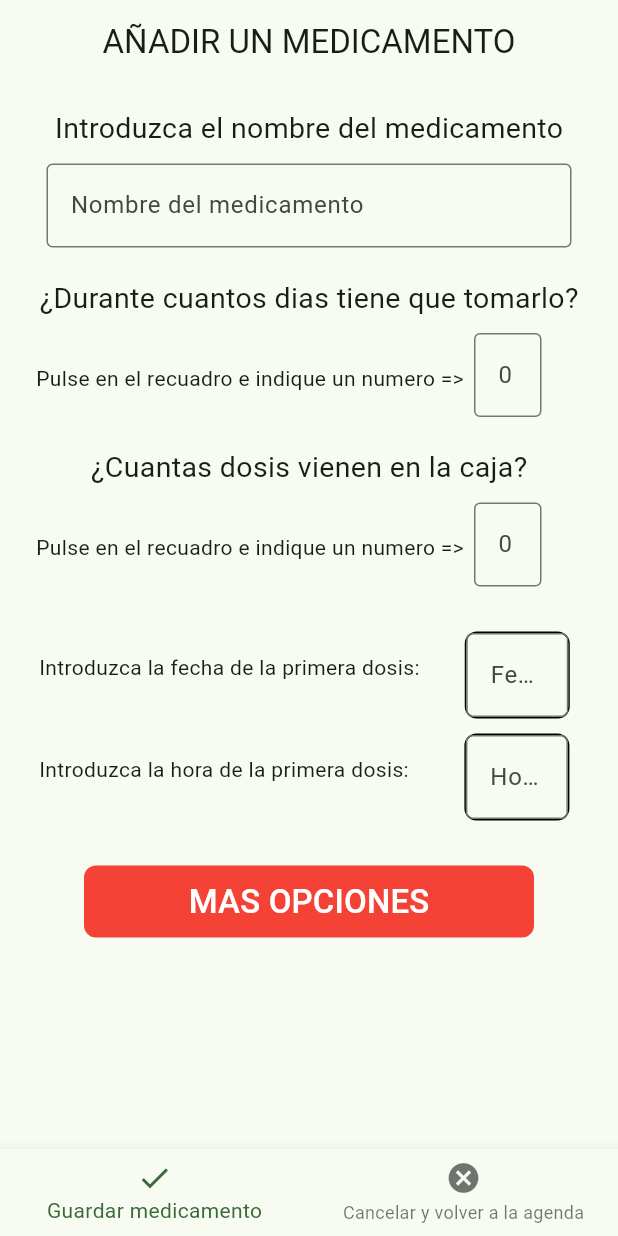
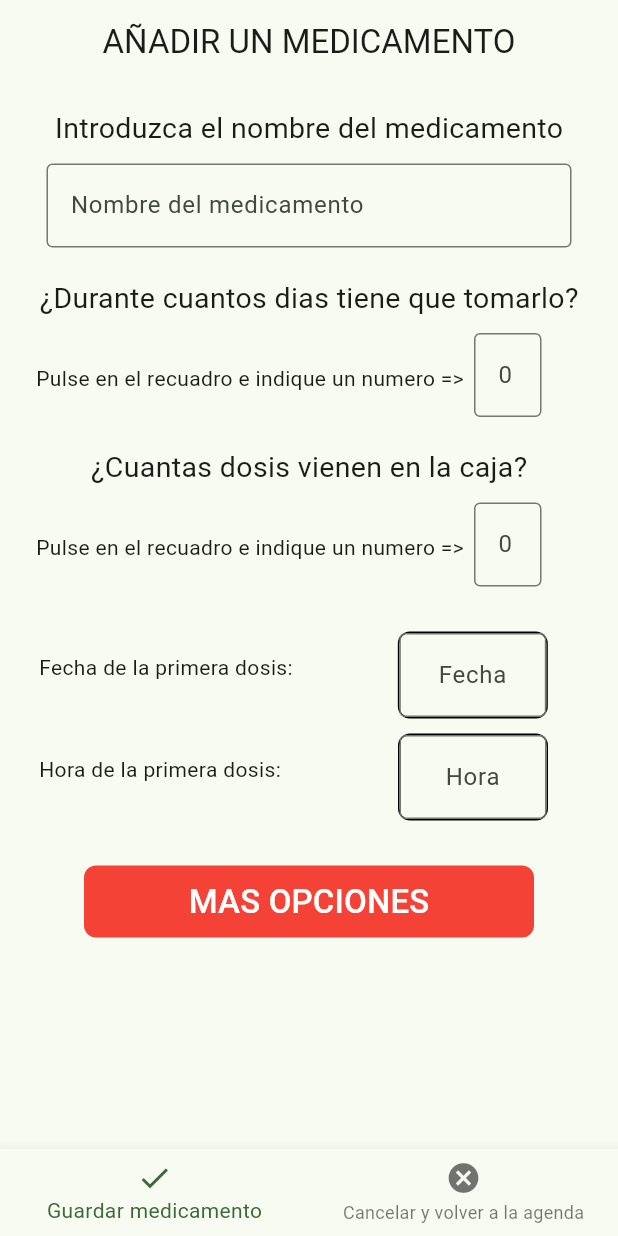
Before and after one commit to devra96/FarmacApp, a Flutter app: the PantallaAddMedicamento screen opened directly, on a phone screen of 412 x 824 dp. Run offline on Flutter 3.47's test engine with Material 3 defaults, Android fonts, the phone set to English and light mode, and no system bars.

Commit message:
Commit 04/01/2023 - 02:03

```diff
--- a/lib/paginas/pantalla_add_medicamento.dart
+++ b/lib/paginas/pantalla_add_medicamento.dart
@@ -14,6 +14,7 @@ class _PantallaAddMedicamentoState extends State<PantallaAddMedicamento> {
   // CUANDO CREEMOS EL MEDICAMENTO-
   String nombre = "", fecha = "", hora = "";
   int dias = 0, dosis = 0;
+  var txt = TextEditingController();
 
   // FUNCION PARA CARGAR LA PANTALLA DE AÑADIR MAS OPCIONES AL MEDICAMENTO
   _loadPantallaMasOpcionesMedicamento () async{
@@ -151,13 +152,13 @@ class _PantallaAddMedicamentoState extends State<PantallaAddMedicamento> {
           Row(
             children: [
               Container(
-                margin: EdgeInsets.only(left: 10, right: 30),
+                margin: EdgeInsets.only(left: 10, right: 70),
                 child: Text(
-                  "Introduzca la fecha de la primera dosis:"
+                  "Fecha de la primera dosis:"
                 ),
               ),
               Container(
-                width: 70,
+                width: 100,
                 margin: EdgeInsets.only(top: 10),
                 decoration: BoxDecoration(
                   // color: Colors.grey,
@@ -165,9 +166,11 @@ class _PantallaAddMedicamentoState extends State<PantallaAddMedicamento> {
                   borderRadius: BorderRadius.all(Radius.circular(8)),
                 ),
                 child: TextField(
+                  controller: txt,
+                  textAlign: TextAlign.center,
                   decoration: InputDecoration(
                     hintText: "Fecha",
-                    border: OutlineInputBorder(),
+                    border: OutlineInputBorder()
                   ),
                   onTap: (){
                     showDatePicker(
@@ -175,10 +178,12 @@ class _PantallaAddMedicamentoState extends State<PantallaAddMedicamento> {
                       initialDate: DateTime.now(),
                       firstDate: DateTime(19701231),
                       lastDate: DateTime.now(),
+                      onDatePickerModeChange: (value) => fecha,
                     );
                   },
                   onChanged: (value){
                     fecha = value;
+                    txt.text = fecha; // NO FUNCIONA
                   },
                 )
               )
@@ -188,19 +193,20 @@ class _PantallaAddMedicamentoState extends State<PantallaAddMedicamento> {
           Row(
             children: [
               Container(
-                margin: EdgeInsets.only(left: 10, right: 37),
+                margin: EdgeInsets.only(left: 10, right: 78),
                 child: Text(
-                  "Introduzca la hora de la primera dosis:"
+                  "Hora de la primera dosis:"
                 ),
               ),
               Container(
-                width: 70,
+                width: 100,
                 margin: EdgeInsets.only(top: 10),
                 decoration: BoxDecoration(
                   border: Border.all(),
                   borderRadius: BorderRadius.all(Radius.circular(8)),
                 ),
                 child: TextField(
+                  textAlign: TextAlign.center,
                   decoration: InputDecoration(
                     hintText: "Hora",
                     border: OutlineInputBorder(),
@@ -276,8 +282,7 @@ class _PantallaAddMedicamentoState extends State<PantallaAddMedicamento> {
               }
               else{
                 // GUARDAR MEDICAMENTO Y VOLVER A LA AGENDA
-                // SI NO SE HA INDICADO FECHA Y HORA DE LA PRIMERA DOSIS,
-                // EL SISTEMA PONGA LA FECHA Y HORA ACTUAL
+                // SI NO SE HA INDICADO FECHA Y HORA DE LA PRIMERA DOSIS, EL SISTEMA PONGA LA FECHA Y HORA ACTUAL
               }
             break;
             case 1:
@@ -289,11 +294,18 @@ class _PantallaAddMedicamentoState extends State<PantallaAddMedicamento> {
                   content: const Text('¿Estas seguro de que deseas cancelar y volver a la agenda?'),
                   actions: <Widget>[
                     TextButton(
-                      onPressed: () => Navigator.pop(context, 'Cancel'),
+                      onPressed: (){
+                        Navigator.pop(context, 'Cancel'); // QUITA EL RECUADRO DE ALERTA
+                      },
                       child: const Text('CANCELAR'),
                     ),
                     TextButton(
-                      onPressed: () => Navigator.pop(context, 'OK'), // (CONFIRMAR) NO GUARDAR MEDICAMENTO Y VOLVER A LA AGENDA
+                      onPressed: (){
+                        // (CONFIRMAR) NO GUARDAR MEDICAMENTO Y VOLVER A LA AGENDA
+                        Navigator.pop(context, 'OK'); // QUITA EL RECUADRO DE ALERTA
+                        Navigator.pop(context);       // VOLVEMOS A LA PANTALLA DE LA AGENDA
+                        // Navigator.of(context).pop();
+                      },
                       child: const Text('CONFIRMAR'),
                     ),
                   ],
```
Also changed, not shown: lib/paginas/pantalla_agenda.dart (+16 -4 lines), pubspec.lock.
